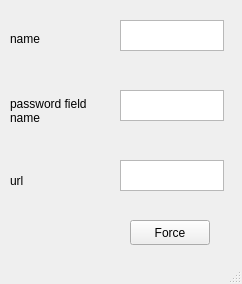
Old version of the form mainwindow.ui in the repository CommanderSpinner/brute_force_C.
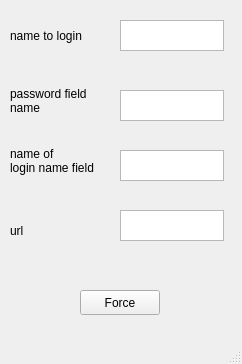
New version of the form.

The edit to the form file:
```diff
--- a/mainwindow.ui
+++ b/mainwindow.ui
@@ -7,7 +7,7 @@
     <x>0</x>
     <y>0</y>
     <width>242</width>
-    <height>284</height>
+    <height>364</height>
    </rect>
   </property>
   <property name="windowTitle">
@@ -18,20 +18,20 @@
     <property name="geometry">
      <rect>
       <x>10</x>
-      <y>30</y>
-      <width>54</width>
-      <height>17</height>
+      <y>20</y>
+      <width>101</width>
+      <height>31</height>
      </rect>
     </property>
     <property name="text">
-     <string>name</string>
+     <string>name to login</string>
     </property>
    </widget>
    <widget class="QPushButton" name="btn_Force">
     <property name="geometry">
      <rect>
-      <x>130</x>
-      <y>220</y>
+      <x>80</x>
+      <y>290</y>
       <width>80</width>
       <height>25</height>
      </rect>
@@ -54,7 +54,7 @@
     <property name="geometry">
      <rect>
       <x>10</x>
-      <y>70</y>
+      <y>60</y>
       <width>161</width>
       <height>81</height>
      </rect>
@@ -78,7 +78,7 @@
     <property name="geometry">
      <rect>
       <x>120</x>
-      <y>160</y>
+      <y>210</y>
       <width>104</width>
       <height>31</height>
      </rect>
@@ -88,7 +88,7 @@
     <property name="geometry">
      <rect>
       <x>10</x>
-      <y>140</y>
+      <y>190</y>
       <width>161</width>
       <height>81</height>
      </rect>
@@ -97,6 +97,30 @@
      <string>url</string>
     </property>
    </widget>
+   <widget class="QTextEdit" name="text_nameOfLoginNameField">
+    <property name="geometry">
+     <rect>
+      <x>120</x>
+      <y>150</y>
+      <width>104</width>
+      <height>31</height>
+     </rect>
+    </property>
+   </widget>
+   <widget class="QLabel" name="label_password_2">
+    <property name="geometry">
+     <rect>
+      <x>10</x>
+      <y>120</y>
+      <width>161</width>
+      <height>81</height>
+     </rect>
+    </property>
+    <property name="text">
+     <string>name of
+login name field</string>
+    </property>
+   </widget>
   </widget>
   <widget class="QMenuBar" name="menubar">
    <property name="geometry">
```
Left out of the diff: 4 changed lines with no effect on the pictures.
